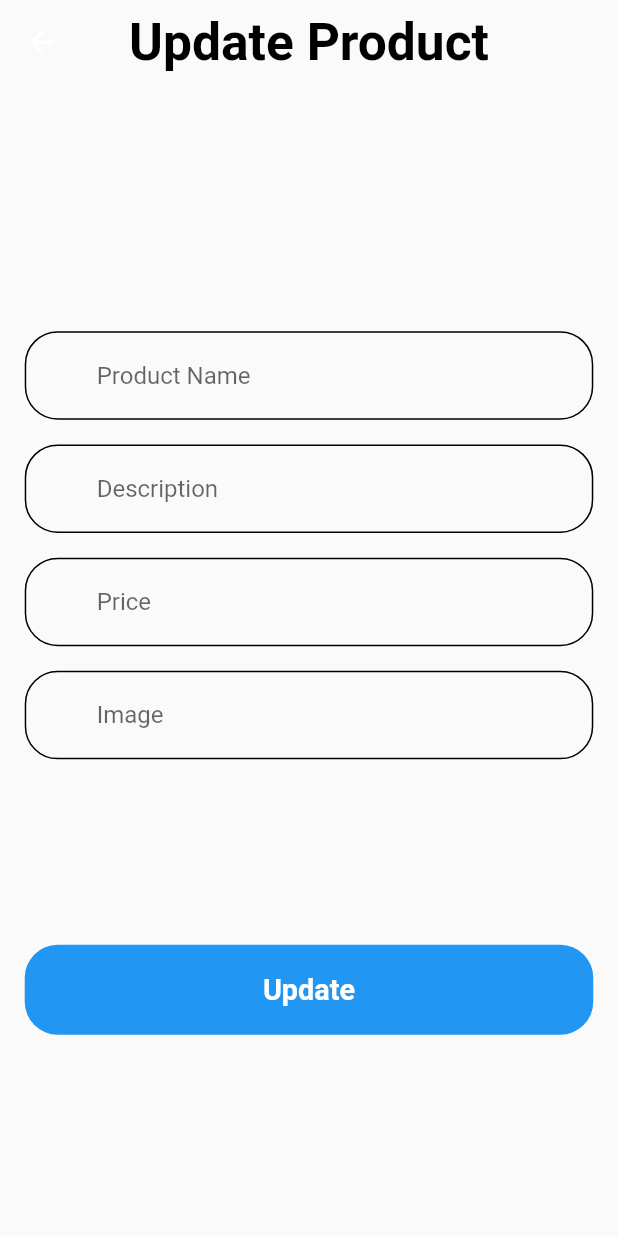
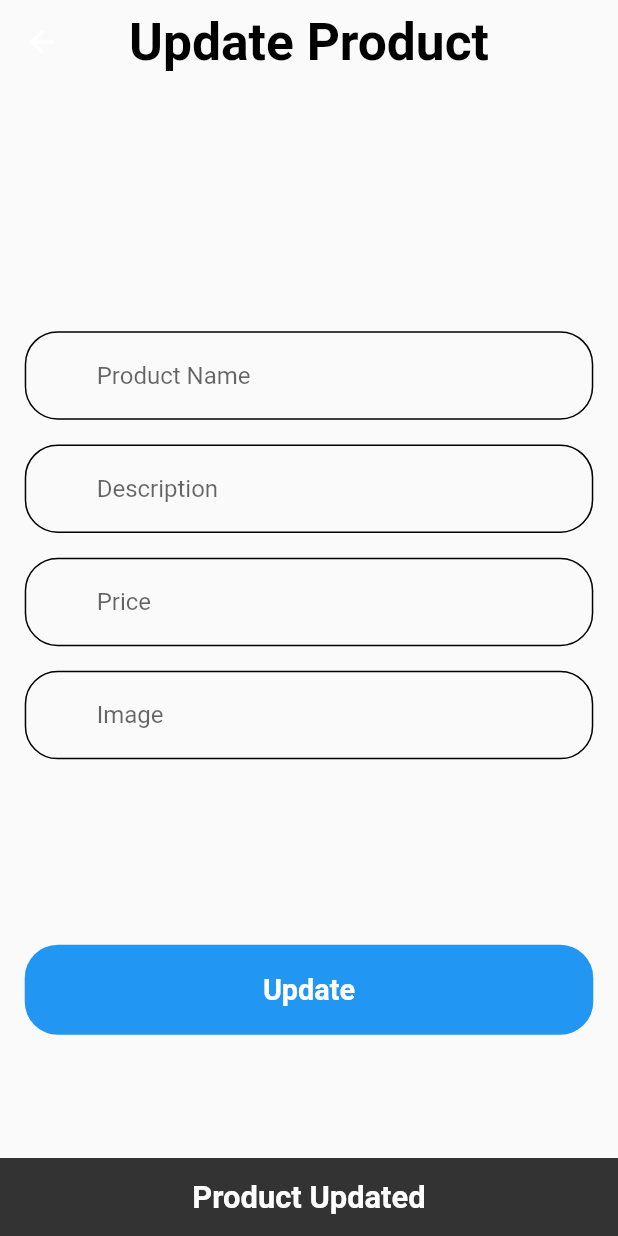
Before and after one commit to YosophAhmed/storeApp, a Flutter app: the UpdateProductPage screen opened directly with empty values, after a tap on "Update", on a phone screen of 412 x 824 dp. Run offline on Flutter 3.47's test engine with Material 2 defaults, Android fonts, the phone set to English and light mode, and no system bars; drawn by our look-alikes of modal_progress_hud_nsn; our stand-ins replace sizer; network calls fail.

Commit message:
Update Button

```diff
--- a/lib/pages/update_product_page.dart
+++ b/lib/pages/update_product_page.dart
@@ -1,26 +1,37 @@
 import 'package:flutter/material.dart';
+import 'package:modal_progress_hud_nsn/modal_progress_hud_nsn.dart';
 import 'package:sizer/sizer.dart';
 import 'package:store/services/update_product.dart';
 import 'package:store/widgets/custom_button.dart';
 import 'package:store/widgets/custom_text_form_field.dart';
 
 import '../models/product_model.dart';
+import '../widgets/show_snackbar.dart';
 
-class UpdateProductPage extends StatelessWidget {
+class UpdateProductPage extends StatefulWidget {
   static const String routeName = 'UpdateProductPage';
 
+
+  UpdateProductPage({Key? key}) : super(key: key);
+
+  @override
+  State<UpdateProductPage> createState() => _UpdateProductPageState();
+}
+
+class _UpdateProductPageState extends State<UpdateProductPage> {
   String name = '';
   String description = '';
   String image = '';
   String price = '';
-
-  UpdateProductPage({Key? key}) : super(key: key);
+  bool isLoading = false;
 
   @override
   Widget build(BuildContext context) {
     ProductModel product =
         ModalRoute.of(context)!.settings.arguments as ProductModel;
-    return Scaffold(
+    return ModalProgressHUD(
+      inAsyncCall: isLoading,
+      child: Scaffold(
         appBar: AppBar(
           title: Text(
             'Update Product',
@@ -83,6 +94,9 @@ class UpdateProductPage extends StatelessWidget {
                 ),
                 CustomButton(
                   onTap: () {
+                    isLoading = true;
+                    setState(() {});
+                    try {
                       UpdateProductService().updateProduct(
                         title: name,
                         price: price,
@@ -90,6 +104,18 @@ class UpdateProductPage extends StatelessWidget {
                         image: image,
                         category: product.category,
                       );
+                      showSnackBar(
+                        context: context,
+                        message: 'Product Updated',
+                      );
+                    } catch (error) {
+                      showSnackBar(
+                        context: context,
+                        message: error.toString(),
+                      );
+                    }
+                    isLoading = false;
+                    setState(() {});
                   },
                   label: 'Update',
                 ),
@@ -97,6 +123,7 @@ class UpdateProductPage extends StatelessWidget {
             ),
           ),
         ),
+      ),
     );
   }
 }
--- a/lib/services/update_product.dart
+++ b/lib/services/update_product.dart
@@ -9,7 +9,7 @@ class UpdateProductService {
     required String image,
     required String category,
   }) async {
-    Map<String, dynamic> data = await Api().post(
+    Map<String, dynamic> data = await Api().put(
       url: 'https://fakestoreapi.com/products',
       body: {
         'title': title,
--- /dev/null
+++ b/lib/widgets/show_snackbar.dart
@@ -0,0 +1,21 @@
+import 'package:flutter/material.dart';
+import 'package:sizer/sizer.dart';
+
+void showSnackBar({
+  required BuildContext context,
+  required String message,
+}) {
+  ScaffoldMessenger.of(context).showSnackBar(
+    SnackBar(
+      // backgroundColor: primaryColor4,
+      content: Text(
+        message,
+        textAlign: TextAlign.center,
+        style: TextStyle(
+          fontWeight: FontWeight.bold,
+          fontSize: 15.sp,
+        ),
+      ),
+    ),
+  );
+}
--- a/pubspec.yaml
+++ b/pubspec.yaml
@@ -39,6 +39,7 @@ dependencies:
   sizer:
   http: ^0.13.4
   font_awesome_flutter: ^10.2.1
+  modal_progress_hud_nsn:
 
 dev_dependencies:
   flutter_test:
```
Also changed, not shown: pubspec.lock. Lines whose indentation alone changed are shown as unchanged.
